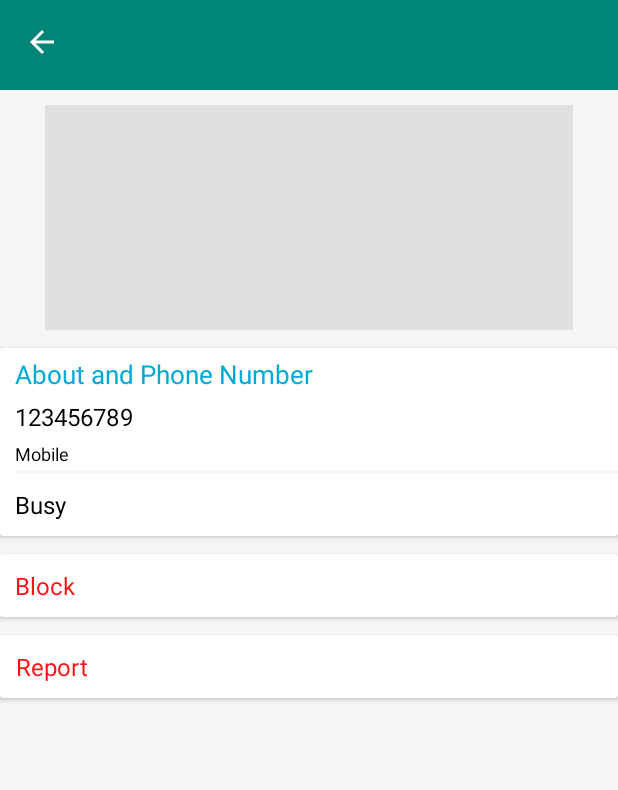
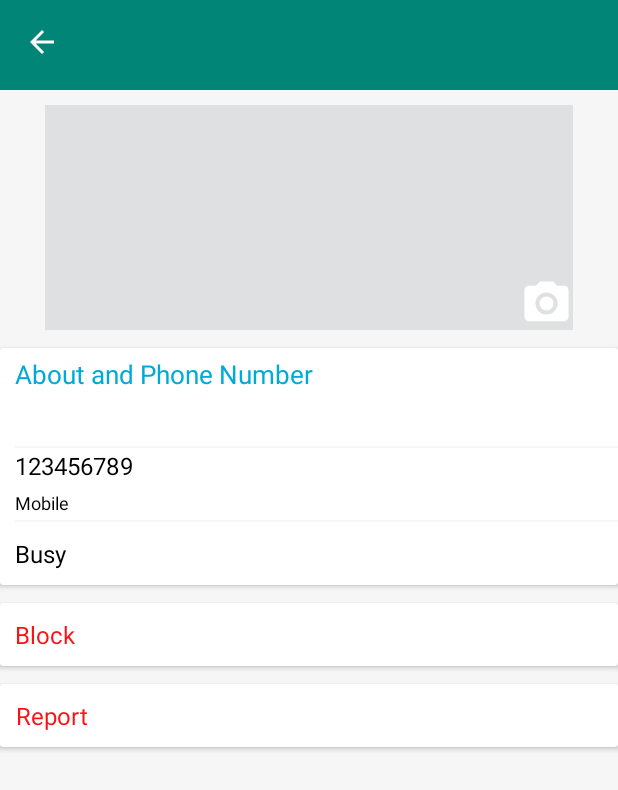
Before and after one commit to sourabh0ch/Firebase-Chatting-App, an Android app: the ProfileActivity screen opened directly, with no data from a screen before it, on a phone screen of 412 x 824 dp. Shown: the top 790 px of the screen. Run offline under Robolectric (Android 15) with nearby library versions, the phone set to English and light mode, and no system bars; our stand-ins replace CircleImageView.

Commit message:
some fileds added in ui and some minor bug fixed

```diff
--- a/application/app/src/main/java/com/easy/easychat/activity/ProfileActivity.java
+++ b/application/app/src/main/java/com/easy/easychat/activity/ProfileActivity.java
@@ -62,12 +62,13 @@ public class ProfileActivity extends AppCompatActivity {
 
     private void initView(){
         try{
-            //userName = (TextView)findViewById(R.id.userName);
+            userName = (TextView)findViewById(R.id.userName);
             mobileNo = (TextView)findViewById(R.id.phoneNo);
             status = (TextView)findViewById(R.id.status);
 
              name = getIntent().getStringExtra(CommonConstants.USER_NAME);
              id = getIntent().getStringExtra(CommonConstants.UID);
+             userName.setText(name);
         }catch (Exception e){
             e.printStackTrace();
         }
--- a/application/app/src/main/res/layout/fragment_profile.xml
+++ b/application/app/src/main/res/layout/fragment_profile.xml
@@ -18,10 +18,19 @@
        android:layout_marginLeft="30dp"
        android:layout_marginRight="30dp">
 
-       <ImageView
+       <de.hdodenhof.circleimageview.CircleImageView
+           android:id="@+id/user_image"
            android:layout_width="match_parent"
            android:layout_height="150dp"
            android:background="@drawable/user_profile_img"/>
+
+       <ImageView
+           android:id="@+id/camera"
+           android:layout_width="35dp"
+           android:layout_height="35dp"
+           android:layout_alignEnd="@id/user_image"
+           android:layout_alignBottom="@id/user_image"
+           android:background="@drawable/ic_camera"/>
 
    </RelativeLayout>
 
@@ -57,12 +66,38 @@
                     android:layout_marginTop="5dp"
                     />
 
+                <TextView
+                    android:id="@+id/userName"
+                    android:layout_width="wrap_content"
+                    android:layout_height="wrap_content"
+                    android:layout_below="@+id/aboutNo"
+                    android:layout_marginTop="5dp"
+                    android:layout_marginStart="10dp"
+                    android:minWidth="25dp"
+                    android:text=""
+                    android:textAlignment="center"
+                    android:layout_marginBottom="5dp"
+                    android:textColor="@color/rapport_black"
+                    android:textSize="16sp"
+                    android:layout_marginLeft="5dp"
+                    />
+
+                <LinearLayout
+                    android:id="@+id/viewLine2"
+                    android:layout_width="match_parent"
+                    android:layout_height="1.5dp"
+                    android:layout_marginTop="3dp"
+                    android:background="@color/rapport_light_gray"
+                    android:layout_marginStart="10dp"
+                    android:layout_below="@id/userName"
+                    android:orientation="horizontal" />
+
 
                 <TextView
                     android:id="@+id/phoneNo"
                     android:layout_width="wrap_content"
                     android:layout_height="wrap_content"
-                    android:layout_below="@+id/aboutNo"
+                    android:layout_below="@+id/userName"
                     android:layout_marginTop="5dp"
                     android:layout_marginStart="10dp"
                     android:minWidth="25dp"
@@ -92,7 +127,7 @@
                 <LinearLayout
                     android:id="@+id/viewLine3"
                     android:layout_width="match_parent"
-                    android:layout_height="1dp"
+                    android:layout_height="1.5dp"
                     android:layout_marginTop="3dp"
                     android:background="@color/rapport_light_gray"
                     android:layout_marginStart="10dp"
```
